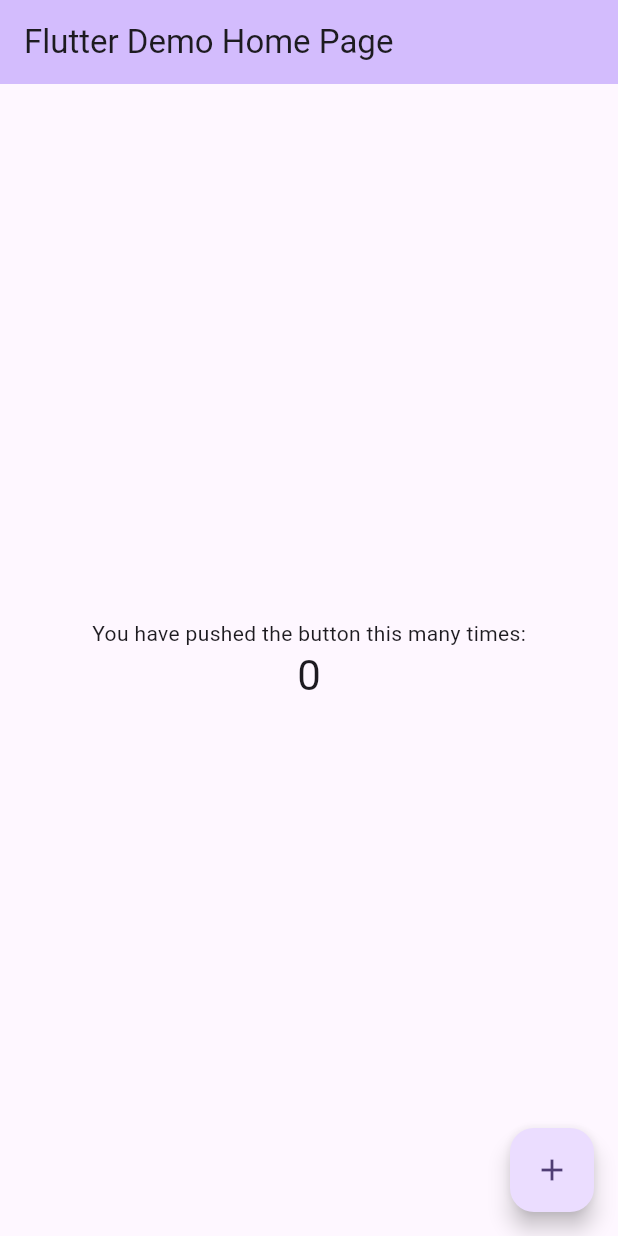
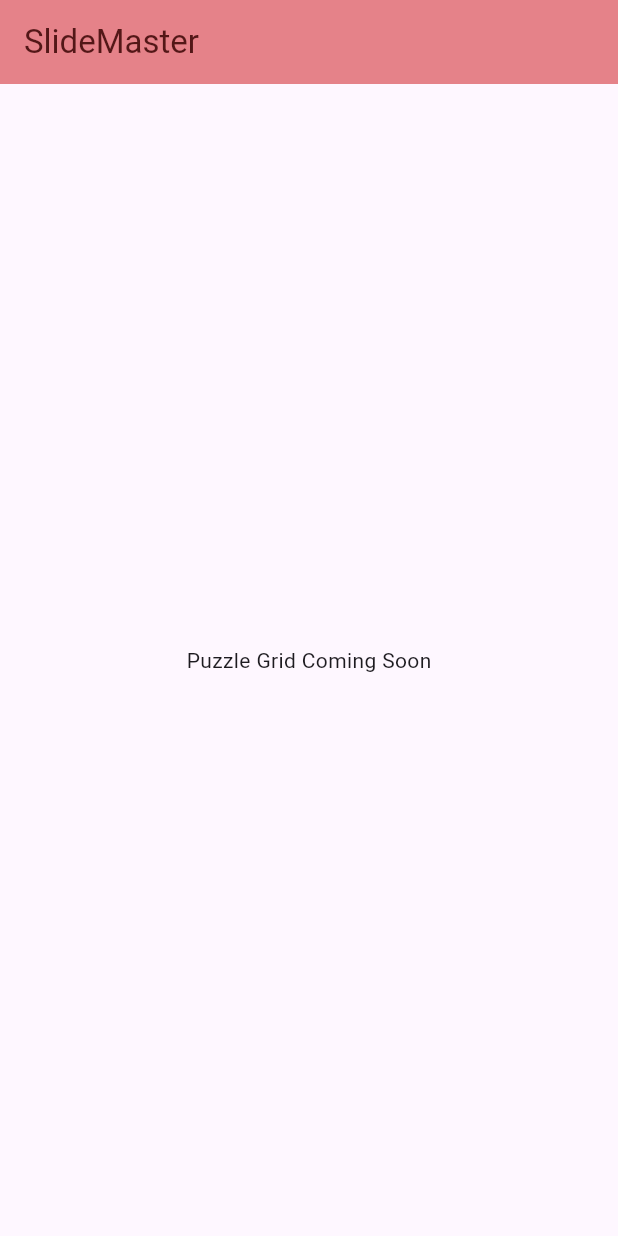
Before and after one commit to trayhotchkiss/8PuzzleGame, a Flutter app: the screen it shows after launch, on a phone screen of 412 x 824 dp. Run offline on Flutter 3.47's test engine with Material 3 defaults, Android fonts, the phone set to English and light mode, and no system bars.

Commit message:
Implemented basic game layout for SlideMaster

```diff
--- a/slidemaster/lib/main.dart
+++ b/slidemaster/lib/main.dart
@@ -1,125 +1,38 @@
 import 'package:flutter/material.dart';
 
-void main() {
-  runApp(const MyApp());
-}
+void main() => runApp(SlideMasterApp());
 
-class MyApp extends StatelessWidget {
-  const MyApp({super.key});
-
-  // This widget is the root of your application.
+class SlideMasterApp extends StatelessWidget {
   @override
   Widget build(BuildContext context) {
     return MaterialApp(
-      title: 'Flutter Demo',
-      theme: ThemeData(
-        // This is the theme of your application.
-        //
-        // TRY THIS: Try running your application with "flutter run". You'll see
-        // the application has a purple toolbar. Then, without quitting the app,
-        // try changing the seedColor in the colorScheme below to Colors.green
-        // and then invoke "hot reload" (save your changes or press the "hot
-        // reload" button in a Flutter-supported IDE, or press "r" if you used
-        // the command line to start the app).
-        //
-        // Notice that the counter didn't reset back to zero; the application
-        // state is not lost during the reload. To reset the state, use hot
-        // restart instead.
-        //
-        // This works for code too, not just values: Most code changes can be
-        // tested with just a hot reload.
-        colorScheme: ColorScheme.fromSeed(seedColor: Colors.deepPurple),
-        useMaterial3: true,
+      title: 'SlideMaster',
+      home: Scaffold(
+        appBar: AppBar(
+          backgroundColor: const Color.fromARGB(155, 244, 67, 54),
+          elevation: 10,
+          shadowColor: Color(0x00000000),
+          foregroundColor: Color.fromARGB(234, 70, 13, 13),
+          title: Text('SlideMaster'),
+        ),
+        body: PuzzleGrid(),
       ),
-      home: const MyHomePage(title: 'Flutter Demo Home Page'),
     );
   }
 }
 
-class MyHomePage extends StatefulWidget {
-  const MyHomePage({super.key, required this.title});
-
-  // This widget is the home page of your application. It is stateful, meaning
-  // that it has a State object (defined below) that contains fields that affect
-  // how it looks.
-
-  // This class is the configuration for the state. It holds the values (in this
-  // case the title) provided by the parent (in this case the App widget) and
-  // used by the build method of the State. Fields in a Widget subclass are
-  // always marked "final".
-
-  final String title;
-
+class PuzzleGrid extends StatefulWidget {
   @override
-  State<MyHomePage> createState() => _MyHomePageState();
+  _PuzzleGridState createState() => _PuzzleGridState();
 }
 
-class _MyHomePageState extends State<MyHomePage> {
-  int _counter = 0;
-
-  void _incrementCounter() {
-    setState(() {
-      // This call to setState tells the Flutter framework that something has
-      // changed in this State, which causes it to rerun the build method below
-      // so that the display can reflect the updated values. If we changed
-      // _counter without calling setState(), then the build method would not be
-      // called again, and so nothing would appear to happen.
-      _counter++;
-    });
-  }
-
+class _PuzzleGridState extends State<PuzzleGrid> {
+  // This will later include the grid logic
   @override
   Widget build(BuildContext context) {
-    // This method is rerun every time setState is called, for instance as done
-    // by the _incrementCounter method above.
-    //
-    // The Flutter framework has been optimized to make rerunning build methods
-    // fast, so that you can just rebuild anything that needs updating rather
-    // than having to individually change instances of widgets.
-    return Scaffold(
-      appBar: AppBar(
-        // TRY THIS: Try changing the color here to a specific color (to
-        // Colors.amber, perhaps?) and trigger a hot reload to see the AppBar
-        // change color while the other colors stay the same.
-        backgroundColor: Theme.of(context).colorScheme.inversePrimary,
-        // Here we take the value from the MyHomePage object that was created by
-        // the App.build method, and use it to set our appbar title.
-        title: Text(widget.title),
-      ),
-      body: Center(
-        // Center is a layout widget. It takes a single child and positions it
-        // in the middle of the parent.
-        child: Column(
-          // Column is also a layout widget. It takes a list of children and
-          // arranges them vertically. By default, it sizes itself to fit its
-          // children horizontally, and tries to be as tall as its parent.
-          //
-          // Column has various properties to control how it sizes itself and
-          // how it positions its children. Here we use mainAxisAlignment to
-          // center the children vertically; the main axis here is the vertical
-          // axis because Columns are vertical (the cross axis would be
-          // horizontal).
-          //
-          // TRY THIS: Invoke "debug painting" (choose the "Toggle Debug Paint"
-          // action in the IDE, or press "p" in the console), to see the
-          // wireframe for each widget.
-          mainAxisAlignment: MainAxisAlignment.center,
-          children: <Widget>[
-            const Text(
-              'You have pushed the button this many times:',
-            ),
-            Text(
-              '$_counter',
-              style: Theme.of(context).textTheme.headlineMedium,
-            ),
-          ],
-        ),
-      ),
-      floatingActionButton: FloatingActionButton(
-        onPressed: _incrementCounter,
-        tooltip: 'Increment',
-        child: const Icon(Icons.add),
-      ), // This trailing comma makes auto-formatting nicer for build methods.
+    return Center(
+      // Placeholder for the puzzle grid
+      child: Text('Puzzle Grid Coming Soon'),
     );
   }
 }
```
